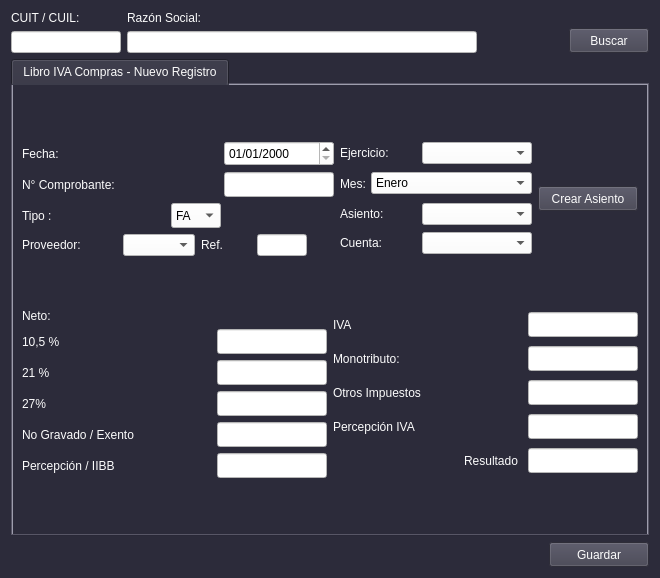
Before: the Qt Designer form form_libro_iva_compras_nuevo.ui in lriccombene/sgc1, drawn with Qt 5.
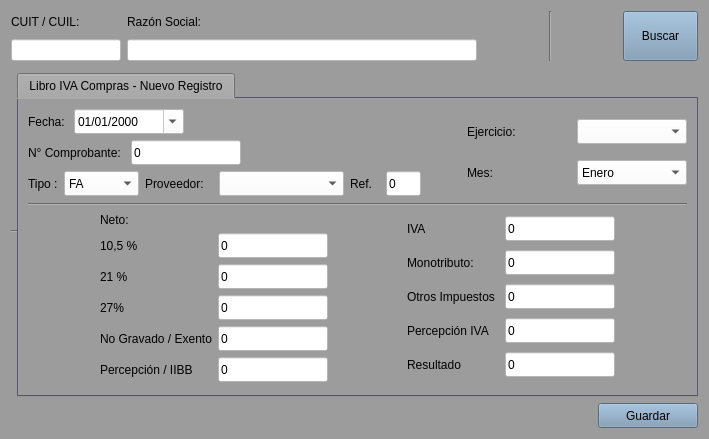
After: the same form once the commit is applied.

Diff of the .ui file:
```diff
--- a/form_libro_iva_compras_nuevo.ui
+++ b/form_libro_iva_compras_nuevo.ui
@@ -6,22 +6,159 @@
    <rect>
     <x>0</x>
     <y>0</y>
-    <width>660</width>
-    <height>578</height>
+    <width>709</width>
+    <height>439</height>
    </rect>
   </property>
+  <property name="maximumSize">
+   <size>
+    <width>1920</width>
+    <height>1080</height>
+   </size>
+  </property>
   <property name="windowTitle">
    <string>Libro IVA Compras Nuevo</string>
   </property>
   <property name="styleSheet">
-   <string notr="true">color: rgb(3, 3, 3);
-background-color: rgb(44, 43, 58);
-font: 10pt &quot;Liberation Sans&quot;;
-color: rgb(252, 252, 252);
-selection-background-color: rgb(155, 155, 185);</string>
+   <string notr="true">font: 10pt &quot;Liberation Sans&quot;;
+color: rgb(0, 0, 0);
+background-color: rgb(156, 156, 156);
+selection-background-color: rgb(164, 190, 221);
+selection-color: rgb(0, 0, 0);</string>
   </property>
   <layout class="QGridLayout" name="gridLayout_2">
-   <item row="1" column="0">
+   <item row="0" column="0" colspan="2">
+    <layout class="QHBoxLayout" name="horizontalLayout_20">
+     <item>
+      <layout class="QVBoxLayout" name="verticalLayout_5">
+       <item>
+        <widget class="QLabel" name="label_19">
+         <property name="text">
+          <string>CUIT / CUIL: </string>
+         </property>
+        </widget>
+       </item>
+       <item>
+        <widget class="QLineEdit" name="lne_cuit">
+         <property name="minimumSize">
+          <size>
+           <width>110</width>
+           <height>0</height>
+          </size>
+         </property>
+         <property name="maximumSize">
+          <size>
+           <width>110</width>
+           <height>16777215</height>
+          </size>
+         </property>
+         <property name="styleSheet">
+          <string notr="true">background-color: rgb(255, 255, 255);
+color: rgb(0, 0, 0);</string>
+         </property>
+         <property name="text">
+          <string/>
+         </property>
+        </widget>
+       </item>
+      </layout>
+     </item>
+     <item>
+      <layout class="QVBoxLayout" name="verticalLayout_6">
+       <item>
+        <widget class="QLabel" name="label_20">
+         <property name="text">
+          <string>Razón Social: </string>
+         </property>
+        </widget>
+       </item>
+       <item>
+        <widget class="QLineEdit" name="lne_razon_social">
+         <property name="minimumSize">
+          <size>
+           <width>350</width>
+           <height>0</height>
+          </size>
+         </property>
+         <property name="maximumSize">
+          <size>
+           <width>350</width>
+           <height>16777215</height>
+          </size>
+         </property>
+         <property name="styleSheet">
+          <string notr="true">background-color: rgb(255, 255, 255);
+color: rgb(0, 0, 0);</string>
+         </property>
+        </widget>
+       </item>
+      </layout>
+     </item>
+     <item>
+      <spacer name="horizontalSpacer_6">
+       <property name="orientation">
+        <enum>Qt::Horizontal</enum>
+       </property>
+       <property name="sizeHint" stdset="0">
+        <size>
+         <width>40</width>
+         <height>20</height>
+        </size>
+       </property>
+      </spacer>
+     </item>
+     <item>
+      <widget class="Line" name="line_2">
+       <property name="orientation">
+        <enum>Qt::Vertical</enum>
+       </property>
+      </widget>
+     </item>
+     <item>
+      <spacer name="horizontalSpacer_7">
+       <property name="orientation">
+        <enum>Qt::Horizontal</enum>
+       </property>
+       <property name="sizeHint" stdset="0">
+        <size>
+         <width>40</width>
+         <height>20</height>
+        </size>
+       </property>
+      </spacer>
+     </item>
+     <item alignment="Qt::AlignBottom">
+      <widget class="QPushButton" name="btn_buscar">
+       <property name="minimumSize">
+        <size>
+         <width>75</width>
+         <height>50</height>
+        </size>
+       </property>
+       <property name="maximumSize">
+        <size>
+         <width>75</width>
+         <height>50</height>
+        </size>
+       </property>
+       <property name="styleSheet">
+        <string notr="true">background-color: rgb(119, 149, 177);</string>
+       </property>
+       <property name="text">
+        <string>Buscar</string>
+       </property>
+      </widget>
+     </item>
+    </layout>
+   </item>
+   <item row="1" column="0" rowspan="2" colspan="2">
+    <widget class="Line" name="line">
+     <property name="orientation">
+      <enum>Qt::Horizontal</enum>
+     </property>
+    </widget>
+   </item>
+   <item row="2" column="1">
     <widget class="QTabWidget" name="tabWidget">
      <property name="styleSheet">
       <string notr="true">QTabWidget{
@@ -45,9 +182,7 @@
       </attribute>
       <layout class="QGridLayout" name="gridLayout">
        <item row="0" column="0">
-        <layout class="QHBoxLayout" name="horizontalLayout_24">
-         <item>
-          <layout class="QHBoxLayout" name="horizontalLayout_23">
+        <layout class="QHBoxLayout" name="horizontalLayout_4">
            <item>
             <layout class="QVBoxLayout" name="verticalLayout">
              <item>
@@ -59,19 +194,6 @@
                  </property>
                 </widget>
                </item>
-               <item>
-                <spacer name="horizontalSpacer_2">
-                 <property name="orientation">
-                  <enum>Qt::Horizontal</enum>
-                 </property>
-                 <property name="sizeHint" stdset="0">
-                  <size>
-                   <width>40</width>
-                   <height>20</height>
-                  </size>
-                 </property>
-                </spacer>
-               </item>
                <item>
                 <widget class="QDateEdit" name="dte_fec_nuevo">
                  <property name="minimumSize">
@@ -93,8 +215,24 @@
                  <property name="displayFormat">
                   <string>dd/MM/yyyy</string>
                  </property>
-                </widget>
-               </item>
+               <property name="calendarPopup">
+                <bool>true</bool>
+               </property>
+              </widget>
+             </item>
+             <item>
+              <spacer name="horizontalSpacer_2">
+               <property name="orientation">
+                <enum>Qt::Horizontal</enum>
+               </property>
+               <property name="sizeHint" stdset="0">
+                <size>
+                 <width>40</width>
+                 <height>20</height>
+                </size>
+               </property>
+              </spacer>
+             </item>
               </layout>
              </item>
              <item>
@@ -106,32 +244,6 @@
                  </property>
                 </widget>
                </item>
-               <item>
-                <spacer name="horizontalSpacer_5">
-                 <property name="orientation">
-                  <enum>Qt::Horizontal</enum>
-                 </property>
-                 <property name="sizeHint" stdset="0">
-                  <size>
-                   <width>40</width>
-                   <height>20</height>
-                  </size>
-                 </property>
-                </spacer>
-               </item>
-               <item>
-                <spacer name="horizontalSpacer_3">
-                 <property name="orientation">
-                  <enum>Qt::Horizontal</enum>
-                 </property>
-                 <property name="sizeHint" stdset="0">
-                  <size>
-                   <width>40</width>
-                   <height>20</height>
-                  </size>
-                 </property>
-                </spacer>
-               </item>
                <item>
                 <widget class="QLineEdit" name="lne_comprbante">
                  <property name="minimumSize">
@@ -147,10 +259,36 @@
                   </size>
                  </property>
                  <property name="text">
-                  <string/>
+                <string>0</string>
                  </property>
                 </widget>
                </item>
+             <item>
+              <spacer name="horizontalSpacer_3">
+               <property name="orientation">
+                <enum>Qt::Horizontal</enum>
+               </property>
+               <property name="sizeHint" stdset="0">
+                <size>
+                 <width>40</width>
+                 <height>20</height>
+                </size>
+               </property>
+              </spacer>
+             </item>
+             <item>
+              <spacer name="horizontalSpacer_5">
+               <property name="orientation">
+                <enum>Qt::Horizontal</enum>
+               </property>
+               <property name="sizeHint" stdset="0">
+                <size>
+                 <width>40</width>
+                 <height>20</height>
+                </size>
+               </property>
+              </spacer>
+             </item>
               </layout>
              </item>
              <item>
@@ -162,30 +300,17 @@
                  </property>
                 </widget>
                </item>
-               <item>
-                <spacer name="horizontalSpacer_9">
-                 <property name="orientation">
-                  <enum>Qt::Horizontal</enum>
-                 </property>
-                 <property name="sizeHint" stdset="0">
-                  <size>
-                   <width>40</width>
-                   <height>20</height>
-                  </size>
-                 </property>
-                </spacer>
-               </item>
                <item>
                 <widget class="QComboBox" name="cbx_tipo">
                  <property name="minimumSize">
                   <size>
-                   <width>50</width>
+                 <width>75</width>
                    <height>25</height>
                   </size>
                  </property>
                  <property name="maximumSize">
                   <size>
-                   <width>50</width>
+                 <width>75</width>
                    <height>25</height>
                   </size>
                  </property>
@@ -247,34 +372,17 @@
                 </widget>
                </item>
                <item>
-                <spacer name="horizontalSpacer_4">
-                 <property name="orientation">
-                  <enum>Qt::Horizontal</enum>
-                 </property>
-                 <property name="sizeHint" stdset="0">
-                  <size>
-                   <width>40</width>
-                   <height>20</height>
-                  </size>
-                 </property>
-                </spacer>
-               </item>
-              </layout>
-             </item>
-             <item>
-              <layout class="QHBoxLayout" name="horizontalLayout_4">
-               <item>
                 <widget class="QLabel" name="label_2">
                  <property name="minimumSize">
                   <size>
-                   <width>95</width>
-                   <height>0</height>
+                 <width>68</width>
+                 <height>25</height>
                   </size>
                  </property>
                  <property name="maximumSize">
                   <size>
-                   <width>95</width>
-                   <height>16777215</height>
+                 <width>68</width>
+                 <height>25</height>
                   </size>
                  </property>
                  <property name="text">
@@ -283,22 +391,33 @@
                 </widget>
                </item>
                <item>
-                <widget class="QComboBox" name="cbx_proveedor"/>
-               </item>
-               <item>
-                <layout class="QHBoxLayout" name="horizontalLayout_7">
+              <widget class="QComboBox" name="cbx_proveedor">
+               <property name="minimumSize">
+                <size>
+                 <width>125</width>
+                 <height>25</height>
+                </size>
+               </property>
+               <property name="maximumSize">
+                <size>
+                 <width>125</width>
+                 <height>25</height>
+                </size>
+               </property>
+              </widget>
+             </item>
                  <item>
                   <widget class="QLabel" name="label_7">
                    <property name="minimumSize">
                     <size>
-                     <width>50</width>
-                     <height>0</height>
+                 <width>30</width>
+                 <height>25</height>
                     </size>
                    </property>
                    <property name="maximumSize">
                     <size>
-                     <width>50</width>
-                     <height>16777215</height>
+                 <width>30</width>
+                 <height>25</height>
                     </size>
                    </property>
                    <property name="text">
@@ -310,23 +429,23 @@
                   <widget class="QLineEdit" name="lne_ref">
                    <property name="minimumSize">
                     <size>
-                     <width>50</width>
-                     <height>0</height>
+                 <width>35</width>
+                 <height>25</height>
                     </size>
                    </property>
                    <property name="maximumSize">
                     <size>
-                     <width>50</width>
-                     <height>16777215</height>
+                 <width>35</width>
+                 <height>25</height>
                     </size>
                    </property>
                    <property name="text">
-                    <string/>
+                <string>0</string>
                    </property>
                   </widget>
                  </item>
                  <item>
-                  <spacer name="horizontalSpacer_8">
+              <spacer name="horizontalSpacer_4">
                    <property name="orientation">
                     <enum>Qt::Horizontal</enum>
                    </property>
@@ -337,8 +456,6 @@
                     </size>
                    </property>
                   </spacer>
-                 </item>
-                </layout>
                </item>
               </layout>
              </item>
@@ -355,31 +472,18 @@
                  </property>
                 </widget>
                </item>
-               <item>
-                <spacer name="horizontalSpacer_10">
-                 <property name="orientation">
-                  <enum>Qt::Horizontal</enum>
-                 </property>
-                 <property name="sizeHint" stdset="0">
-                  <size>
-                   <width>40</width>
-                   <height>20</height>
-                  </size>
-                 </property>
-                </spacer>
-               </item>
                <item>
                 <widget class="QComboBox" name="cbx_ejercicio">
                  <property name="minimumSize">
                   <size>
                    <width>110</width>
-                   <height>0</height>
+                 <height>25</height>
                   </size>
                  </property>
                  <property name="maximumSize">
                   <size>
                    <width>110</width>
-                   <height>16777215</height>
+                 <height>25</height>
                   </size>
                  </property>
                  <property name="styleSheet">
@@ -416,8 +520,33 @@
                  </property>
                 </widget>
                </item>
+             <item>
+              <spacer name="horizontalSpacer">
+               <property name="orientation">
+                <enum>Qt::Horizontal</enum>
+               </property>
+               <property name="sizeHint" stdset="0">
+                <size>
+                 <width>40</width>
+                 <height>20</height>
+                </size>
+               </property>
+              </spacer>
+             </item>
                <item>
                 <widget class="QComboBox" name="cbx_mes">
+               <property name="minimumSize">
+                <size>
+                 <width>110</width>
+                 <height>25</height>
+                </size>
+               </property>
+               <property name="maximumSize">
+                <size>
+                 <width>110</width>
+                 <height>25</height>
+                </size>
+               </property>
                  <item>
                   <property name="text">
                    <string>Enero</string>
@@ -482,124 +611,32 @@
                </item>
               </layout>
              </item>
-             <item>
-              <layout class="QHBoxLayout" name="horizontalLayout_5">
-               <item>
-                <widget class="QLabel" name="label_3">
-                 <property name="text">
-                  <string>Asiento: </string>
-                 </property>
-                </widget>
-               </item>
-               <item>
-                <spacer name="horizontalSpacer_6">
-                 <property name="orientation">
-                  <enum>Qt::Horizontal</enum>
-                 </property>
-                 <property name="sizeHint" stdset="0">
-                  <size>
-                   <width>40</width>
-                   <height>20</height>
-                  </size>
-                 </property>
-                </spacer>
-               </item>
-               <item>
-                <widget class="QComboBox" name="cbx_asiento">
-                 <property name="minimumSize">
-                  <size>
-                   <width>110</width>
-                   <height>0</height>
-                  </size>
-                 </property>
-                 <property name="maximumSize">
-                  <size>
-                   <width>110</width>
-                   <height>16777215</height>
-                  </size>
-                 </property>
-                 <property name="styleSheet">
-                  <string notr="true">background-color: rgb(255, 255, 255);
-color: rgb(0, 0, 0);</string>
-                 </property>
-                </widget>
-               </item>
-              </layout>
-             </item>
-             <item>
-              <layout class="QHBoxLayout" name="horizontalLayout_6">
-               <item>
-                <widget class="QLabel" name="label_4">
-                 <property name="text">
-                  <string>Cuenta: </string>
-                 </property>
-                </widget>
-               </item>
-               <item>
-                <spacer name="horizontalSpacer_7">
-                 <property name="orientation">
-                  <enum>Qt::Horizontal</enum>
-                 </property>
-                 <property name="sizeHint" stdset="0">
-                  <size>
-                   <width>40</width>
-                   <height>20</height>
-                  </size>
-                 </property>
-                </spacer>
-               </item>
-               <item>
-                <widget class="QComboBox" name="cbx_cuenta">
-                 <property name="minimumSize">
-                  <size>
-                   <width>110</width>
-                   <height>0</height>
-                  </size>
-                 </property>
-                 <property name="maximumSize">
-                  <size>
-                   <width>110</width>
-                   <height>16777215</height>
-                  </size>
-                 </property>
-                 <property name="styleSheet">
-                  <string notr="true">background-color: rgb(255, 255, 255);
-color: rgb(0, 0, 0);</string>
-                 </property>
-                </widget>
-               </item>
-              </layout>
-             </item>
-            </layout>
-           </item>
-          </layout>
-         </item>
-         <item>
-          <widget class="QPushButton" name="btn_crear">
-           <property name="minimumSize">
-            <size>
-             <width>100</width>
-             <height>25</height>
-            </size>
-           </property>
-           <property name="maximumSize">
-            <size>
-             <width>100</width>
-             <height>25</height>
-            </size>
-           </property>
-           <property name="styleSheet">
-            <string notr="true">background-color: rgb(64, 63, 78);</string>
-           </property>
-           <property name="text">
-            <string>Crear Asiento</string>
-           </property>
-          </widget>
+          </layout>
          </item>
         </layout>
        </item>
        <item row="1" column="0">
+        <widget class="Line" name="line_3">
+         <property name="orientation">
+          <enum>Qt::Horizontal</enum>
+         </property>
+        </widget>
+       </item>
+       <item row="2" column="0">
         <layout class="QHBoxLayout" name="horizontalLayout_22">
+         <item>
+          <spacer name="horizontalSpacer_8">
+           <property name="orientation">
+            <enum>Qt::Horizontal</enum>
+           </property>
+           <property name="sizeHint" stdset="0">
+            <size>
+             <width>40</width>
+             <height>20</height>
+            </size>
+           </property>
+          </spacer>
+         </item>
          <item>
           <layout class="QVBoxLayout" name="verticalLayout_3">
            <item>
@@ -637,7 +674,7 @@
                 </size>
                </property>
                <property name="text">
-                <string/>
+                <string>0</string>
                </property>
               </widget>
              </item>
@@ -667,7 +704,7 @@
                 </size>
                </property>
                <property name="text">
-                <string/>
+                <string>0</string>
                </property>
               </widget>
              </item>
@@ -697,7 +734,7 @@
                 </size>
                </property>
                <property name="text">
-                <string/>
+                <string>0</string>
                </property>
               </widget>
              </item>
@@ -727,7 +764,7 @@
                 </size>
                </property>
                <property name="text">
-                <string/>
+                <string>0</string>
                </property>
               </widget>
              </item>
@@ -757,7 +794,7 @@
                 </size>
                </property>
                <property name="text">
-                <string/>
+                <string>0</string>
                </property>
               </widget>
              </item>
@@ -765,6 +802,19 @@
            </item>
           </layout>
          </item>
+         <item>
+          <spacer name="horizontalSpacer_9">
+           <property name="orientation">
+            <enum>Qt::Horizontal</enum>
+           </property>
+           <property name="sizeHint" stdset="0">
+            <size>
+             <width>40</width>
+             <height>20</height>
+            </size>
+           </property>
+          </spacer>
+         </item>
          <item>
           <layout class="QVBoxLayout" name="verticalLayout_4">
            <item>
@@ -791,7 +841,7 @@
                 </size>
                </property>
                <property name="text">
-                <string/>
+                <string>0</string>
                </property>
               </widget>
              </item>
@@ -821,7 +871,7 @@
                 </size>
                </property>
                <property name="text">
-                <string/>
+                <string>0</string>
                </property>
               </widget>
              </item>
@@ -851,7 +901,7 @@
                 </size>
                </property>
                <property name="text">
-                <string/>
+                <string>0</string>
                </property>
               </widget>
              </item>
@@ -881,7 +931,7 @@
                 </size>
                </property>
                <property name="text">
-                <string/>
+                <string>0</string>
                </property>
               </widget>
              </item>
@@ -889,7 +939,7 @@
            </item>
            <item>
             <layout class="QHBoxLayout" name="horizontalLayout_19">
-             <item alignment="Qt::AlignRight">
+             <item alignment="Qt::AlignLeft">
               <widget class="QLabel" name="label_18">
                <property name="text">
                 <string>Resultado </string>
@@ -911,7 +961,7 @@
                 </size>
                </property>
                <property name="text">
-                <string/>
+                <string>0</string>
                </property>
               </widget>
              </item>
@@ -919,82 +969,8 @@
            </item>
           </layout>
          </item>
-        </layout>
-       </item>
-      </layout>
-      <zorder></zorder>
-     </widget>
-    </widget>
-   </item>
-   <item row="0" column="0">
-    <layout class="QHBoxLayout" name="horizontalLayout_20">
      <item>
-      <layout class="QVBoxLayout" name="verticalLayout_5">
-       <item>
-        <widget class="QLabel" name="label_19">
-         <property name="text">
-          <string>CUIT / CUIL: </string>
-         </property>
-        </widget>
-       </item>
-       <item>
-        <widget class="QLineEdit" name="lne_cuit">
-         <property name="minimumSize">
-          <size>
-           <width>110</width>
-           <height>0</height>
-          </size>
-         </property>
-         <property name="maximumSize">
-          <size>
-           <width>110</width>
-           <height>16777215</height>
-          </size>
-         </property>
-         <property name="styleSheet">
-          <string notr="true">background-color: rgb(255, 255, 255);
-color: rgb(0, 0, 0);</string>
-         </property>
-         <property name="text">
-          <string/>
-         </property>
-        </widget>
-       </item>
-      </layout>
-     </item>
-     <item>
-      <layout class="QVBoxLayout" name="verticalLayout_6">
-       <item>
-        <widget class="QLabel" name="label_20">
-         <property name="text">
-          <string>Razón Social: </string>
-         </property>
-        </widget>
-       </item>
-       <item>
-        <widget class="QLineEdit" name="lne_razon_social">
-         <property name="minimumSize">
-          <size>
-           <width>350</width>
-           <height>0</height>
-          </size>
-         </property>
-         <property name="maximumSize">
-          <size>
-           <width>350</width>
-           <height>16777215</height>
-          </size>
-         </property>
-         <property name="styleSheet">
-          <string notr="true">background-color: rgb(255, 255, 255);
-color: rgb(0, 0, 0);</string>
-         </property>
-        </widget>
-       </item>
-      </layout>
-     </item>
-     <item>
-      <spacer name="horizontalSpacer_12">
+          <spacer name="horizontalSpacer_10">
        <property name="orientation">
         <enum>Qt::Horizontal</enum>
        </property>
@@ -1006,31 +982,16 @@
        </property>
       </spacer>
      </item>
-     <item alignment="Qt::AlignBottom">
-      <widget class="QPushButton" name="btn_buscar">
-       <property name="minimumSize">
-        <size>
-         <width>0</width>
-         <height>25</height>
-        </size>
-       </property>
-       <property name="maximumSize">
-        <size>
-         <width>16777215</width>
-         <height>25</height>
-        </size>
-       </property>
-       <property name="styleSheet">
-        <string notr="true">background-color: rgb(64, 63, 78);</string>
-       </property>
-       <property name="text">
-        <string>Buscar</string>
-       </property>
-      </widget>
-     </item>
-    </layout>
+        </layout>
+       </item>
+      </layout>
+      <zorder></zorder>
+      <zorder>line_3</zorder>
+      <zorder></zorder>
+     </widget>
+    </widget>
    </item>
-   <item row="2" column="0" alignment="Qt::AlignRight">
+   <item row="3" column="1" alignment="Qt::AlignRight">
     <widget class="QPushButton" name="btn_guardar">
      <property name="minimumSize">
       <size>
@@ -1045,7 +1006,7 @@
       </size>
      </property>
      <property name="styleSheet">
-      <string notr="true">background-color: rgb(64, 63, 78);</string>
+      <string notr="true">background-color: rgb(119, 149, 177);</string>
      </property>
      <property name="text">
       <string>Guardar</string>
```
Left out of the diff: 8 changed lines with no effect on the pictures. Lines whose indentation alone changed are shown as unchanged.
